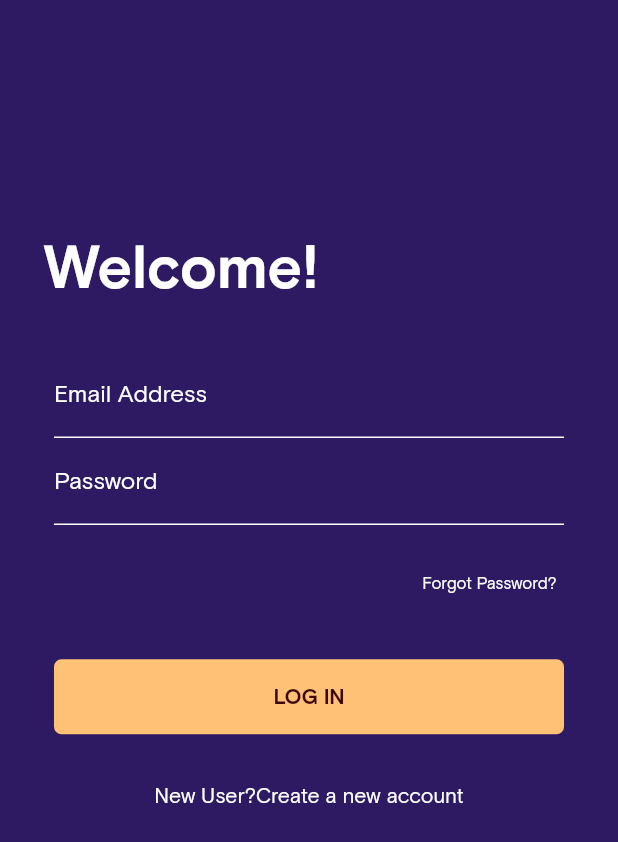
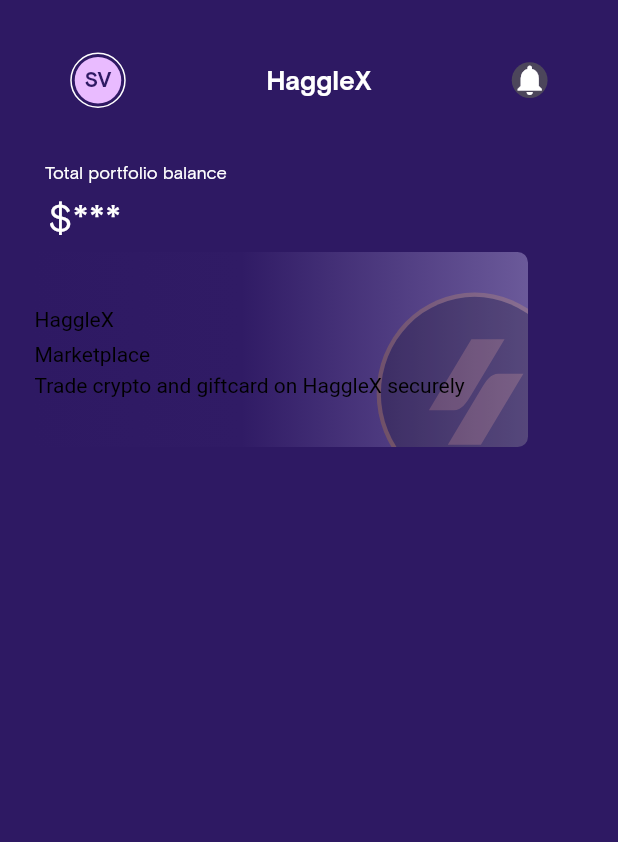
Before and after one commit to aloRanking/haggle_x, a Flutter app: the screen it shows after launch, on a phone screen of 412 x 824 dp. Shown: the top 842 px of the screen. Run offline on Flutter 3.47's test engine with Material 2 defaults, Android fonts, the phone set to English and light mode, and no system bars; our stand-ins replace flutter_svg, gap, get.

Commit message:
register, verify, setup, dashboard screen

```diff
--- a/lib/main.dart
+++ b/lib/main.dart
@@ -26,7 +26,7 @@ class MyApp extends StatelessWidget {
         ),
 
         getPages: RouterPath.route,
-        initialRoute: '/loginView',
+        initialRoute: '/dashboardView',
       ),
     );
   }
--- /dev/null
+++ b/lib/screen/dashboard_screen.dart
@@ -0,0 +1,121 @@
+import 'package:flutter/material.dart';
+import 'package:flutter/rendering.dart';
+import 'package:flutter_svg/flutter_svg.dart';
+import 'package:gap/gap.dart';
+import 'package:haggle_x/utils/colors.dart';
+import 'package:haggle_x/utils/myTextSytle.dart';
+
+class DashboardScreen extends StatelessWidget {
+  @override
+  Widget build(BuildContext context) {
+    return Scaffold(
+      body: SafeArea(
+        child: Column(
+          crossAxisAlignment: CrossAxisAlignment.start,
+          children: [
+            Container(
+              margin: EdgeInsets.only(top: 35),
+              child: Row(
+                mainAxisAlignment: MainAxisAlignment.spaceAround,
+                children: [
+                  Stack(
+                    children: [
+                      Container(
+                        width: 37,
+                        height: 37,
+                        decoration: BoxDecoration(
+                            shape: BoxShape.circle,
+                            color: Color(0xff2E1963),
+                            border: Border.all(color: kWhiteColor, width: 1)),
+                      ),
+                      Positioned(
+                        top: 3,
+                        bottom: 3,
+                        left: 3, right: 3,
+                        child: Container(
+                          alignment: Alignment.center,
+                          width: 29,
+                          height: 29,
+                          decoration: BoxDecoration(
+                            shape: BoxShape.circle,
+                            color: Color(0xffE9BBFF),
+                          ),
+                          child: Text(
+                            'SV',
+                            style: kBoldTextStyle.copyWith(
+                                color: Color(0xff2E1963), fontSize: 14),
+                          ),
+                        ),
+                      ),
+                    ],
+                  ),
+                  Text(
+                    'HaggleX',
+                    style: kBoldTextStyle.copyWith(fontSize: 18),
+                  ),
+                  Stack(
+                    children: [
+                      Container(
+                        alignment: Alignment.center,
+                        width: 23.85,
+                        height: 23.85,
+                        decoration: BoxDecoration(
+                            shape: BoxShape.circle,
+                            color: Color(0xffD7C8FF38).withAlpha(50)),
+                      ),
+                      Icon(
+                        Icons.notifications,
+                        color: kWhiteColor,
+                      )
+                    ],
+                  )
+                ],
+              ),
+
+            ),
+
+
+
+            Padding(
+              padding: const EdgeInsets.only(left: 30,bottom: 8,
+              top: 36),
+              child: Text(
+                'Total portfolio balance',
+                style: kRegularTextStyle,
+              ),
+            ),
+            Container(
+              margin: EdgeInsets.only(left: 32, bottom: 8),
+              child: Row(
+                children: [
+                  Text(
+                    '\$***',
+                    style: kRegularTextStyle.copyWith(
+                      fontWeight: FontWeight.w500,
+                      fontSize: 25
+                    ),
+                  )
+                ],
+              ),
+            ),
+            Container(
+              height: 132,
+              child: ListView(
+                scrollDirection: Axis.horizontal,
+                children: [
+
+                  Container(
+                    child: SvgPicture.asset('assets/images/otc.svg'),
+
+                  )
+
+                ],
+              ),
+            )
+
+          ],
+        ),
+      ),
+    );
+  }
+}
--- a/lib/utils/colors.dart
+++ b/lib/utils/colors.dart
@@ -8,6 +8,7 @@ const kSymptomsColor = Color(0xFF0C213E);
 const kDashBColor = Color(0xFF264772);
 const kAccentRed = Color(0xFFFF4081);
 const kLightGreen = Color(0xff39DA8A);
+const kBlackColor = Colors.black;
 
 const kGrey_10 = Color(0xFFe6e6e6);
 const kGrey_40 = Color(0xFF999999);
--- /dev/null
+++ b/lib/utils/myTextSytle.dart
@@ -0,0 +1,15 @@
+import 'package:flutter/cupertino.dart';
+import 'package:haggle_x/utils/colors.dart';
+
+const kBoldTextStyle = TextStyle(
+  fontSize: 16,
+  fontWeight: FontWeight.bold,
+  color: kWhiteColor
+);
+
+const kRegularTextStyle = TextStyle(
+    fontSize: 12,
+    color: kWhiteColor
+
+
+);
--- a/lib/utils/routePath.dart
+++ b/lib/utils/routePath.dart
@@ -1,6 +1,10 @@
 import 'package:get/get.dart';
+import 'package:haggle_x/screen/dashboard_screen.dart';
 import 'package:haggle_x/screen/login_screen.dart';
+import 'package:haggle_x/screen/register_screen.dart';
+import 'package:haggle_x/screen/setup_screen.dart';
 import 'package:haggle_x/screen/splash_screen.dart';
+import 'package:haggle_x/screen/verify_screen.dart';
 
 class RouterPath {
   static final route = [
@@ -12,15 +16,24 @@ class RouterPath {
     GetPage(
       name: '/loginView',
       page: () => LoginScreen(),
+
     ),
-   /* GetPage(
+    GetPage(
+      name: '/registerView',
+      page: () => RegisterScreen(),
+    ),
+    GetPage(
+      name: '/verifyView',
+      page: () => VerifyScreen(),
+    ),
+    GetPage(
+      name: '/setupView',
+      page: () => SetupScreen(),
+    ),
+    GetPage(
       name: '/dashboardView',
       page: () => DashboardScreen(),
     ),
 
-    GetPage(
-      name: '/registerView',
-      page: () => RegisterScreen(),
-    ),*/
   ];
 }
--- /dev/null
+++ b/lib/utils/strings.dart
@@ -0,0 +1,6 @@
+class MyString {
+
+  static const setup_txt = 'Setup Complete';
+  static const thank_you_setup_txt = 'Thank you for setting up your HaggleX account';
+  static const start_exploring_txt = 'start exploring';
+}
--- a/pubspec.yaml
+++ b/pubspec.yaml
@@ -30,6 +30,7 @@ dependencies:
   cupertino_icons: ^1.0.2
   get: ^4.1.4
   gap: ^2.0.0
+  flutter_svg: ^0.22.0
 
 dev_dependencies:
   flutter_test:
```
Also changed, not shown: lib/screen/register_screen.dart (added, +137 -0 lines), lib/screen/setup_screen.dart (added, +61 -0 lines), lib/screen/verify_screen.dart (added, +129 -0 lines), lib/widgets/custom_textField.dart (added, +104 -0 lines), assets/images/back_arrow.svg (added), assets/images/bg.svg (added), assets/images/check.svg (added), assets/images/check_color.svg (added), assets/images/dash_comp.svg (added), assets/images/otc.svg (added), pubspec.lock.
